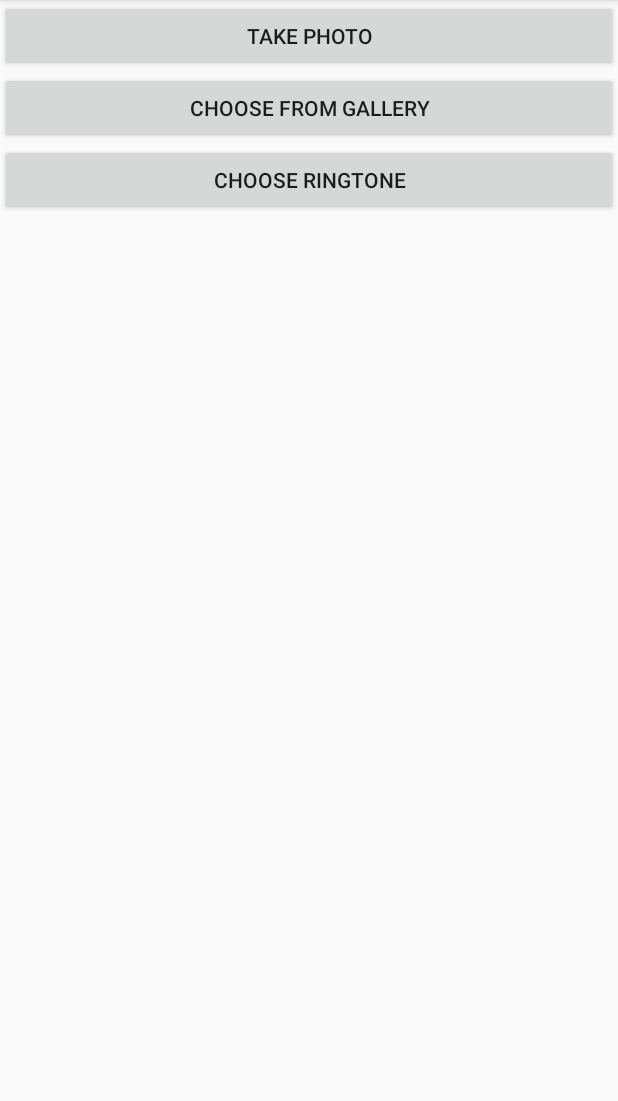
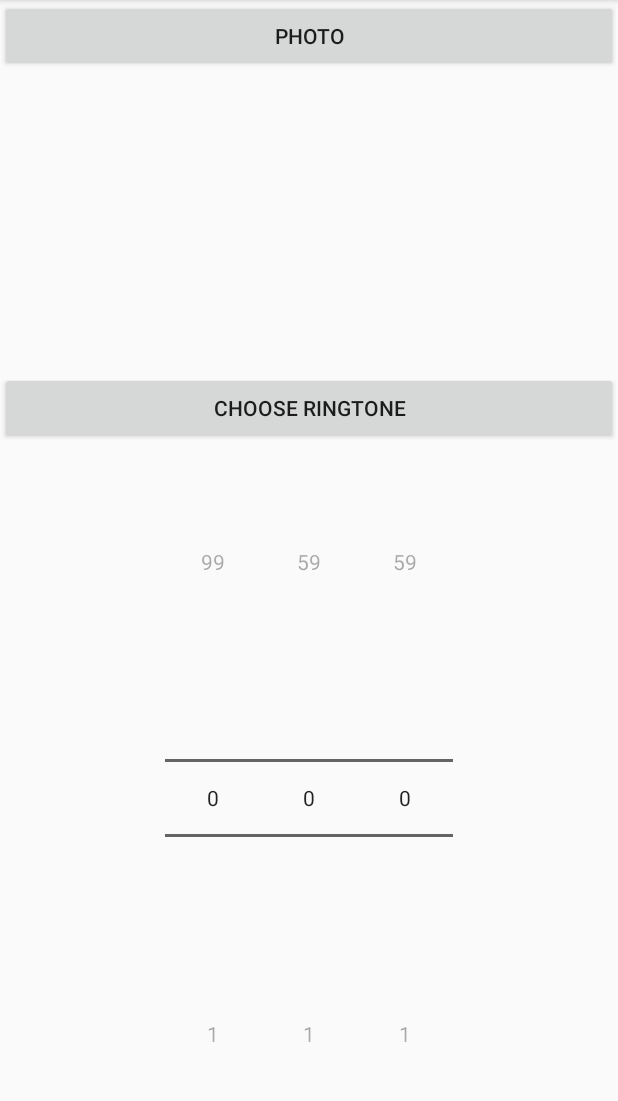
Before and after one commit to DavidUniUlm/Ei_Timer, an Android app: the CreateTimerActivity screen opened directly, with no data from a screen before it, on a phone screen of 412 x 824 dp, the part 84-1185 px from its top. Run offline under Robolectric (Android 15) with nearby library versions, the phone set to English and light mode, and no system bars.

Commit message:
numberPicker

```diff
--- a/app/src/main/java/com/example/david/ei_timer4/CreateTimerActivity.java
+++ b/app/src/main/java/com/example/david/ei_timer4/CreateTimerActivity.java
@@ -10,12 +10,16 @@ import android.support.v7.app.AppCompatActivity;
 import android.os.Bundle;
 import android.view.View;
 import android.widget.ImageView;
+import android.widget.NumberPicker;
 
 import java.io.IOException;
 
 public class CreateTimerActivity extends AppCompatActivity {
 
-    //Button takePhotoButton;
+    NumberPicker numberPicker_Hour;
+    NumberPicker numberPicker_Min;
+    NumberPicker numberPicker_Sec;
+
     ImageView imageView;
     private static final int PICK_FROM_CAMERA = 0;
     private static final int PICK_FROM_FILE = 1;
@@ -28,19 +32,52 @@ public class CreateTimerActivity extends AppCompatActivity {
 
         //takePhotoButton = (Button)findViewById(R.id.takePhotoButton);
         imageView = (ImageView) findViewById(R.id.imageView);
+
+        initializeNumberPicker();
     }
 
-    public void onTakePhotoButtonClick(View view) {
+    private void initializeNumberPicker() {
+
+        numberPicker_Hour = findViewById(R.id.hour);
+        numberPicker_Min = findViewById(R.id.min);
+        numberPicker_Sec = findViewById(R.id.sec);
+
+        numberPicker_Hour.setMaxValue(99);
+        numberPicker_Min.setMaxValue(59);
+        numberPicker_Sec.setMaxValue(59);
+
+        numberPicker_Hour.setMinValue(0);
+        numberPicker_Min.setMinValue(0);
+        numberPicker_Sec.setMinValue(0);
+    }
+
+    public void onPhotoButtonClick(View view) {
         //Achtung: Stürzt ab, wenn das Foto verworfen wird
+//        Intent intent = new Intent(MediaStore.ACTION_IMAGE_CAPTURE);
+//        startActivityForResult(intent, PICK_FROM_CAMERA);
+
+
         Intent intent = new Intent(MediaStore.ACTION_IMAGE_CAPTURE);
-        startActivityForResult(intent, PICK_FROM_CAMERA);
+        Intent intent2 = new Intent(Intent.ACTION_PICK);
+        intent2.setType("image/*");
+        intent2.setData(MediaStore.Images.Media.INTERNAL_CONTENT_URI);
+        intent2.putExtra("return-data", true);
+
+        Intent intent3 = Intent.createChooser(intent, "sdjfsal");
+        ((Intent) intent3).putExtra(Intent.EXTRA_INITIAL_INTENTS, new Intent[]{
+                intent2
+        });
+
+        startActivityForResult(intent3, PICK_FROM_CAMERA);
+
+
     }
 
     public void onChoosePhotoFromGalleryButtonClick(View view) {
-        Intent intent = new Intent();
-        intent.setType("image/*");
-        intent.setAction(Intent.ACTION_GET_CONTENT);
-        startActivityForResult(Intent.createChooser(intent, "Choose Picture"), PICK_FROM_FILE);
+//        Intent intent = new Intent();
+//        intent.setType("image/*");
+//        intent.setAction(Intent.ACTION_GET_CONTENT);
+//        startActivityForResult(Intent.createChooser(intent, "Choose Picture"), PICK_FROM_FILE);
     }
 
     public void onChooseRingtoneButtonClick(View view) {
@@ -54,10 +91,15 @@ public class CreateTimerActivity extends AppCompatActivity {
         if (resultCode == RESULT_OK) {
             switch (requestCode) {
                 case PICK_FROM_CAMERA:
-                    System.out.println(data.getData());
-                    Bitmap picFromCam = (Bitmap) data.getExtras().get("data");
-                    imageView.setImageBitmap(picFromCam);
+                    Uri imageFromGallery = data.getData();
+                    if (imageFromGallery == null) {
+                        Bitmap picFromCam = (Bitmap) data.getExtras().get("data");
+                        imageView.setImageBitmap(picFromCam);
+                    } else {
+                        imageView.setImageURI(imageFromGallery);
+                    }
                     break;
+
 
                 case PICK_FROM_FILE:
                     Uri image = data.getData();
--- a/app/src/main/res/layout/activity_create_timer.xml
+++ b/app/src/main/res/layout/activity_create_timer.xml
@@ -8,23 +8,16 @@
     tools:context=".CreateTimerActivity">
 
     <Button
-        android:id="@+id/takePhotoButton"
+        android:id="@+id/photoButton"
         android:layout_width="match_parent"
         android:layout_height="wrap_content"
-        android:onClick="onTakePhotoButtonClick"
-        android:text="Take Photo" />
-
-    <Button
-        android:id="@+id/choosePhotoFromGalleryButton"
-        android:layout_width="match_parent"
-        android:layout_height="wrap_content"
-        android:onClick="onChoosePhotoFromGalleryButtonClick"
-        android:text="Choose From Gallery" />
+        android:onClick="onPhotoButtonClick"
+        android:text="Photo" />
 
     <ImageView
         android:id="@+id/imageView"
         android:layout_width="match_parent"
-        android:layout_height="wrap_content"
+        android:layout_height="200dp"
         tools:srcCompat="@tools:sample/avatars" />
 
     <Button
@@ -33,4 +26,29 @@
         android:layout_height="wrap_content"
         android:onClick="onChooseRingtoneButtonClick"
         android:text="Choose Ringtone" />
+
+
+    <LinearLayout
+        android:layout_width="match_parent"
+        android:layout_height="match_parent"
+        android:gravity="center">
+
+        <NumberPicker
+            android:id="@+id/hour"
+            android:layout_width="wrap_content"
+            android:layout_height="match_parent">
+        </NumberPicker>
+
+        <NumberPicker
+            android:id="@+id/min"
+            android:layout_width="wrap_content"
+            android:layout_height="match_parent"></NumberPicker>
+
+        <NumberPicker
+            android:id="@+id/sec"
+            android:layout_width="wrap_content"
+            android:layout_height="match_parent"></NumberPicker>
+
+    </LinearLayout>
+
 </LinearLayout>
```
